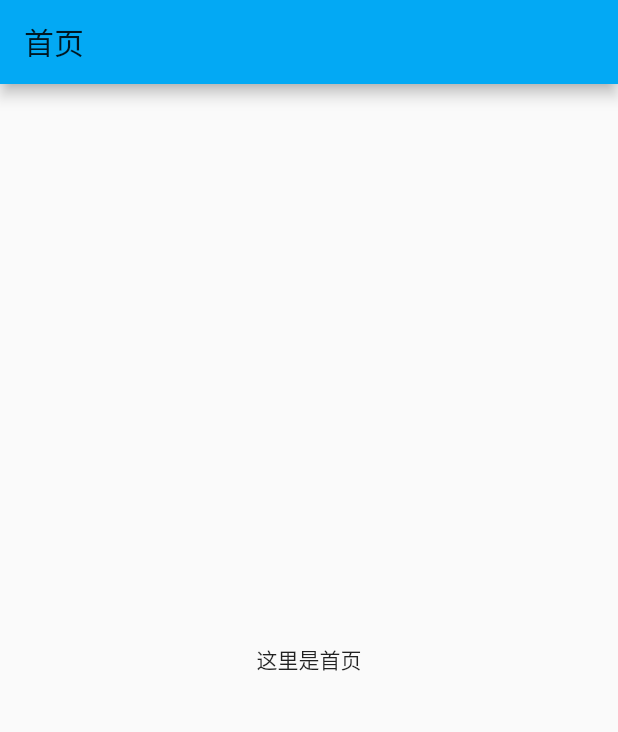
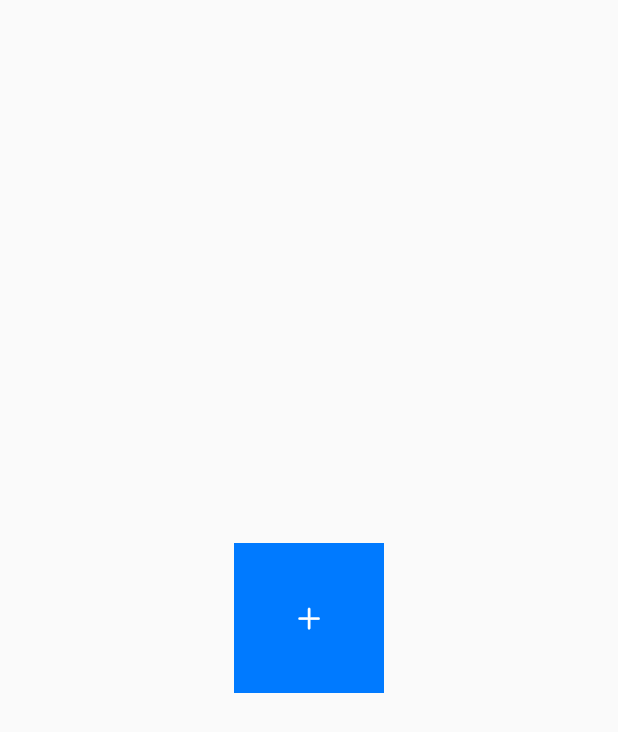
Before and after one commit to lanxuexing/flutter2study, a Flutter app: the screen it shows after launch, on a phone screen of 412 x 824 dp. Shown: the top 732 px of the screen. Run offline on Flutter 3.47's test engine with Material 2 defaults, Android fonts, the phone set to English and light mode, and no system bars.

Commit message:
feat: rightback

```diff
--- /dev/null
+++ b/lib/demo13/right_back.dart
@@ -0,0 +1,31 @@
+import 'package:flutter/cupertino.dart';
+
+class RightBack extends StatelessWidget {
+  @override
+  Widget build(BuildContext context) {
+    return CupertinoPageScaffold(
+      child: Center(
+        child: Container(
+          width: 100.0,
+          height: 100.0,
+          color: CupertinoColors.activeBlue,
+          child: CupertinoButton(
+            child: Icon(
+              CupertinoIcons.add,
+              color: CupertinoColors.white,
+            ),
+            onPressed: () {
+              Navigator.of(context).push(
+                CupertinoPageRoute(
+                  builder: (BuildContext context) {
+                    return RightBack();
+                  }
+                )
+              );
+            },
+          ),
+        ),
+      ),
+    );
+  }
+}
--- a/lib/main.dart
+++ b/lib/main.dart
@@ -1035,8 +1035,30 @@
 /**
  * 29.闪屏页动画
  */
+// import 'package:flutter/material.dart';
+// import 'demo12/splash.dart';
+
+// void main() => runApp(MyApp());
+
+// class MyApp extends StatelessWidget {
+//   @override
+//   Widget build(BuildContext context) {
+//     return MaterialApp(
+//       title: 'Flutter Splash Demo',
+//       theme: ThemeData(
+//         primarySwatch: Colors.lightBlue,
+//       ),
+//       home: SplashPage(),
+//     );
+//   }
+// }
+
+
+/**
+ * 30.右滑返回
+ */
 import 'package:flutter/material.dart';
-import 'demo12/splash.dart';
+import 'demo13/right_back.dart';
 
 void main() => runApp(MyApp());
 
@@ -1044,11 +1066,9 @@ class MyApp extends StatelessWidget {
   @override
   Widget build(BuildContext context) {
     return MaterialApp(
-      title: 'Flutter Splash Demo',
-      theme: ThemeData(
-        primarySwatch: Colors.lightBlue,
-      ),
-      home: SplashPage(),
+      title: 'Flutter Right Back Demo',
+      theme: ThemeData.light(),
+      home: RightBack(),
     );
   }
 }
```
